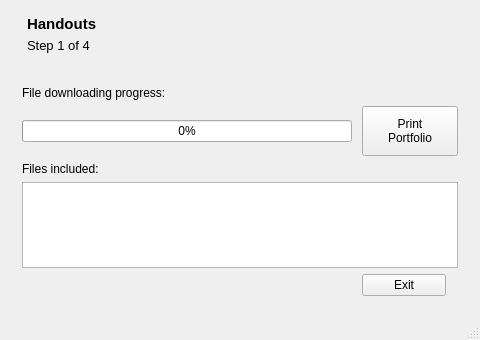
Old version of the form portfolio/ui/mainwindow.ui in the repository manutorres/pernambuco.
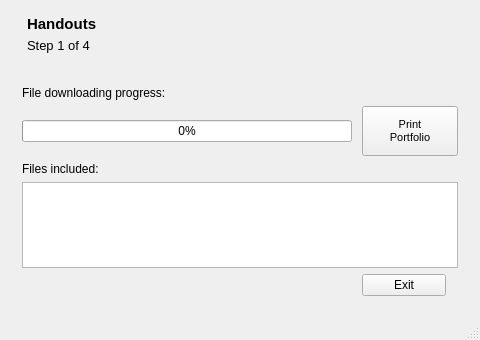
New version of the form. The open tabs and pages were chosen to show the change. Icons and pictures are not drawn.

Commit message: Cambio de fuente en la UI vs. 4

What changed in the file:
```diff
--- a/portfolio/ui/mainwindow.ui
+++ b/portfolio/ui/mainwindow.ui
@@ -978,6 +978,7 @@
           <property name="font">
            <font>
             <family>Arial</family>
+            <pointsize>8</pointsize>
            </font>
           </property>
           <property name="text">
```
Left out of the diff: 2 changed lines with no effect on the pictures.
